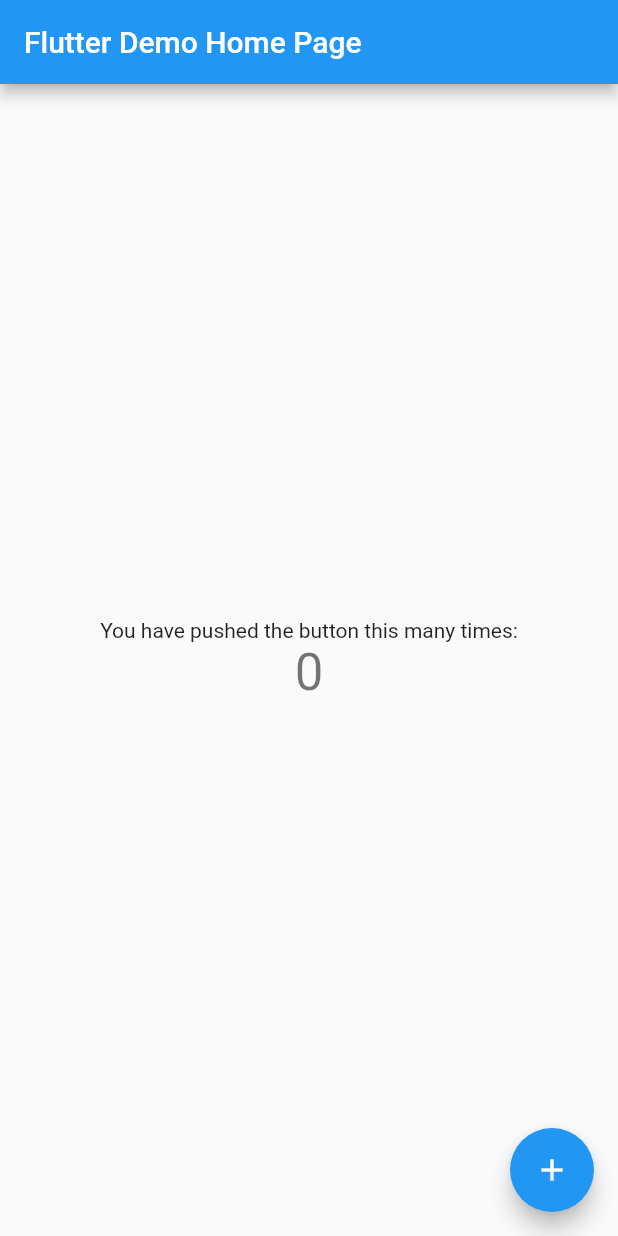
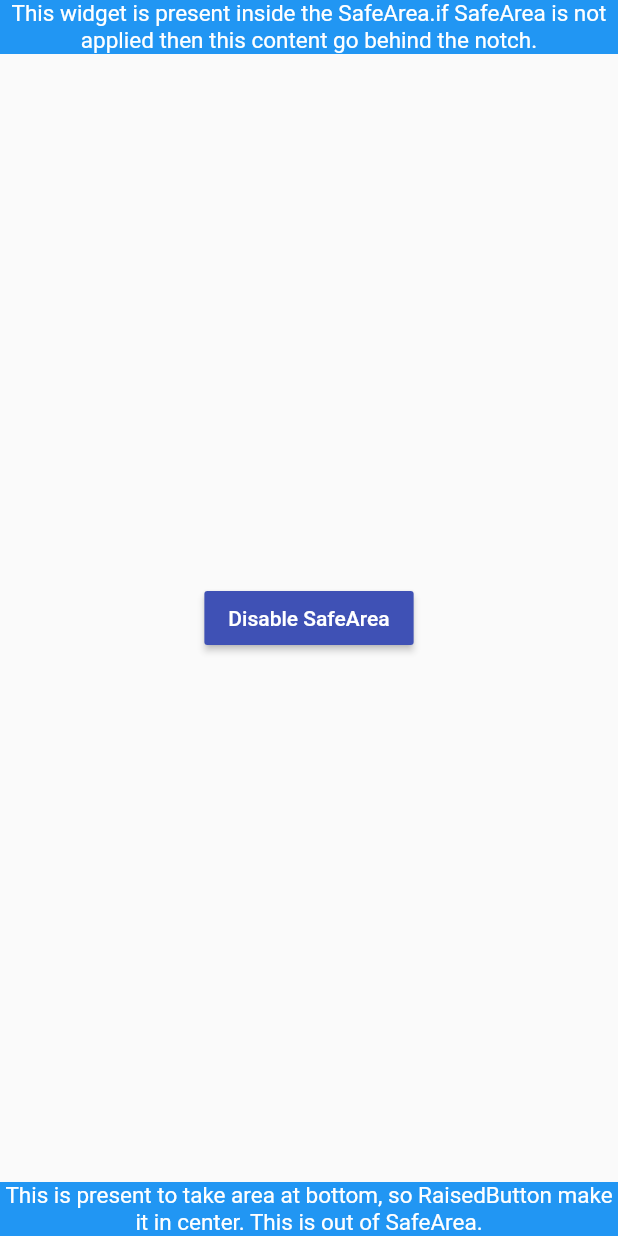
Before and after one commit to NileshPayghan/FlutterProjects, a Flutter app: the screen it shows after launch, on a phone screen of 412 x 824 dp. Run offline on Flutter 3.47's test engine with Material 2 defaults, Android fonts, the phone set to English and light mode, and no system bars; our stand-ins replace animated_text_kit, curved_navigation_bar; missing offline and left inert: floating_search_bar, foldable_sidebar.

Commit message:
Added SafeArea Widget

```diff
--- a/widget_of_week/lib/main.dart
+++ b/widget_of_week/lib/main.dart
@@ -1,117 +1,10 @@
 import 'package:flutter/material.dart';
+import 'package:widget_of_week/myapp.dart';
 
 void main() {
-  runApp(MyApp());
+  runApp( MaterialApp(
+      debugShowCheckedModeBanner: false,
+      //theme: ThemeData.dark(),
+      home: MyApp(),
+  ),);
 }
-
-class MyApp extends StatelessWidget {
-  // This widget is the root of your application.
-  @override
-  Widget build(BuildContext context) {
-    return MaterialApp(
-      title: 'Flutter Demo',
-      theme: ThemeData(
-        // This is the theme of your application.
-        //
-        // Try running your application with "flutter run". You'll see the
-        // application has a blue toolbar. Then, without quitting the app, try
-        // changing the primarySwatch below to Colors.green and then invoke
-        // "hot reload" (press "r" in the console where you ran "flutter run",
-        // or simply save your changes to "hot reload" in a Flutter IDE).
-        // Notice that the counter didn't reset back to zero; the application
-        // is not restarted.
-        primarySwatch: Colors.blue,
-        // This makes the visual density adapt to the platform that you run
-        // the app on. For desktop platforms, the controls will be smaller and
-        // closer together (more dense) than on mobile platforms.
-        visualDensity: VisualDensity.adaptivePlatformDensity,
-      ),
-      home: MyHomePage(title: 'Flutter Demo Home Page'),
-    );
-  }
-}
-
-class MyHomePage extends StatefulWidget {
-  MyHomePage({Key key, this.title}) : super(key: key);
-
-  // This widget is the home page of your application. It is stateful, meaning
-  // that it has a State object (defined below) that contains fields that affect
-  // how it looks.
-
-  // This class is the configuration for the state. It holds the values (in this
-  // case the title) provided by the parent (in this case the App widget) and
-  // used by the build method of the State. Fields in a Widget subclass are
-  // always marked "final".
-
-  final String title;
-
-  @override
-  _MyHomePageState createState() => _MyHomePageState();
-}
-
-class _MyHomePageState extends State<MyHomePage> {
-  int _counter = 0;
-
-  void _incrementCounter() {
-    setState(() {
-      // This call to setState tells the Flutter framework that something has
-      // changed in this State, which causes it to rerun the build method below
-      // so that the display can reflect the updated values. If we changed
-      // _counter without calling setState(), then the build method would not be
-      // called again, and so nothing would appear to happen.
-      _counter++;
-    });
-  }
-
-  @override
-  Widget build(BuildContext context) {
-    // This method is rerun every time setState is called, for instance as done
-    // by the _incrementCounter method above.
-    //
-    // The Flutter framework has been optimized to make rerunning build methods
-    // fast, so that you can just rebuild anything that needs updating rather
-    // than having to individually change instances of widgets.
-    return Scaffold(
-      appBar: AppBar(
-        // Here we take the value from the MyHomePage object that was created by
-        // the App.build method, and use it to set our appbar title.
-        title: Text(widget.title),
-      ),
-      body: Center(
-        // Center is a layout widget. It takes a single child and positions it
-        // in the middle of the parent.
-        child: Column(
-          // Column is also a layout widget. It takes a list of children and
-          // arranges them vertically. By default, it sizes itself to fit its
-          // children horizontally, and tries to be as tall as its parent.
-          //
-          // Invoke "debug painting" (press "p" in the console, choose the
-          // "Toggle Debug Paint" action from the Flutter Inspector in Android
-          // Studio, or the "Toggle Debug Paint" command in Visual Studio Code)
-          // to see the wireframe for each widget.
-          //
-          // Column has various properties to control how it sizes itself and
-          // how it positions its children. Here we use mainAxisAlignment to
-          // center the children vertically; the main axis here is the vertical
-          // axis because Columns are vertical (the cross axis would be
-          // horizontal).
-          mainAxisAlignment: MainAxisAlignment.center,
-          children: <Widget>[
-            Text(
-              'You have pushed the button this many times:',
-            ),
-            Text(
-              '$_counter',
-              style: Theme.of(context).textTheme.headline4,
-            ),
-          ],
-        ),
-      ),
-      floatingActionButton: FloatingActionButton(
-        onPressed: _incrementCounter,
-        tooltip: 'Increment',
-        child: Icon(Icons.add),
-      ), // This trailing comma makes auto-formatting nicer for build methods.
-    );
-  }
-}
--- /dev/null
+++ b/widget_of_week/lib/myapp.dart
@@ -0,0 +1,16 @@
+import 'package:flutter/material.dart';
+
+//custom defined packages
+import 'package:widget_of_week/widgets_screens/safe_area.dart';
+
+class MyApp extends StatefulWidget {
+  @override
+  _MyAppState createState() => _MyAppState();
+}
+
+class _MyAppState extends State<MyApp> {
+  @override
+  Widget build(BuildContext context) {
+    return SafeAreaWidget();
+  }
+}
--- /dev/null
+++ b/widget_of_week/lib/widgets_screens/safe_area.dart
@@ -0,0 +1,75 @@
+import 'package:flutter/material.dart';
+
+// Widget #1
+//SafeArea -> Create the widgets that avoid operating system interfaces.
+// https://api.flutter.dev/flutter/widgets/SafeArea-class.html
+// https://api.flutter.dev/flutter/widgets/SafeArea/SafeArea.html
+
+class SafeAreaWidget extends StatefulWidget {
+  @override
+  _SafeAreaWidgetState createState() => _SafeAreaWidgetState();
+}
+
+class _SafeAreaWidgetState extends State<SafeAreaWidget> {
+
+  bool _isEnabled = true;//to change widget interface safearea dynmaically.
+
+  @override
+  Widget build(BuildContext context) {
+    return Scaffold(
+      body: SafeArea(
+          top: _isEnabled,
+          bottom: _isEnabled,
+          right: _isEnabled,
+          left: _isEnabled,
+
+          //we need more than one widgets.
+          child: Column(  //A widget 'Column' that displays it's children in vertical order.
+            mainAxisAlignment: MainAxisAlignment.spaceBetween,
+            mainAxisSize: MainAxisSize.max,
+            //Widget will display in vertical order
+            children: <Widget>[
+              Container(
+                width: MediaQuery.of(context).size.width,
+                color: Colors.blue,
+                child: Text(
+                  "This widget is present inside the SafeArea."
+                  "if SafeArea is not applied then this content go behind the notch.",
+                  textAlign: TextAlign.center,
+                  style: TextStyle(
+                    color: Colors.white,
+                    fontSize: 15,
+                    ),
+                ),
+              ),
+
+              Tooltip(
+                message: "Raised Button",
+                child: RaisedButton(
+                  textColor: Colors.white,
+                  color: Colors.indigo,
+                  onPressed: () => setState( (){
+                    _isEnabled == true ? _isEnabled = false: _isEnabled = true;
+                  },),
+                  child: Text(_isEnabled? "Disable SafeArea" : "Enable SafeArea"),
+                ),
+              ),
+
+              Container(
+                width: MediaQuery.of(context).size.width,
+                color: Colors.blue,
+                child: Text(
+                  "This is present to take area at bottom, so RaisedButton make it in center. This is out of SafeArea.",
+                  textAlign: TextAlign.center,
+                  style: TextStyle(
+                    color: Colors.white,
+                    fontSize: 15,
+                    ),
+                ),
+              ),
+            ],
+          ),
+        ),
+    );
+  }
+}
```
Also changed, not shown: 1 other file.
